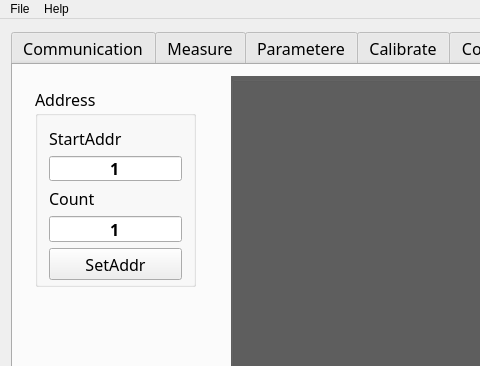
This is mainwindow.ui in byteman/WFace as Qt 5 draws it before an edit; both pictures show x 0 to 480 and y 0 to 366 of the 1205 by 700 pixel window. The edited form follows.
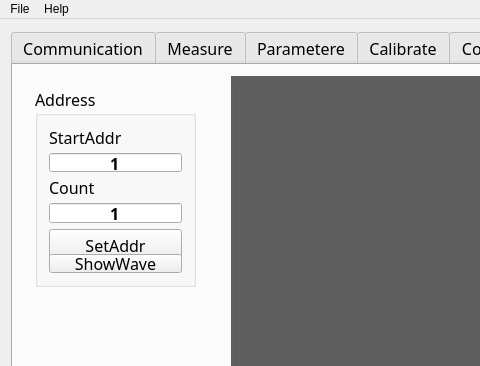
This is the edited form. The open tabs and pages were chosen to show the change.

```diff
--- a/mainwindow.ui
+++ b/mainwindow.ui
@@ -1815,6 +1815,13 @@
                 </property>
                </widget>
               </item>
+              <item>
+               <widget class="QPushButton" name="btnShowWave">
+                <property name="text">
+                 <string>ShowWave</string>
+                </property>
+               </widget>
+              </item>
              </layout>
             </widget>
            </item>
```
Left out of the diff: 2 changed lines with no effect on the pictures.
